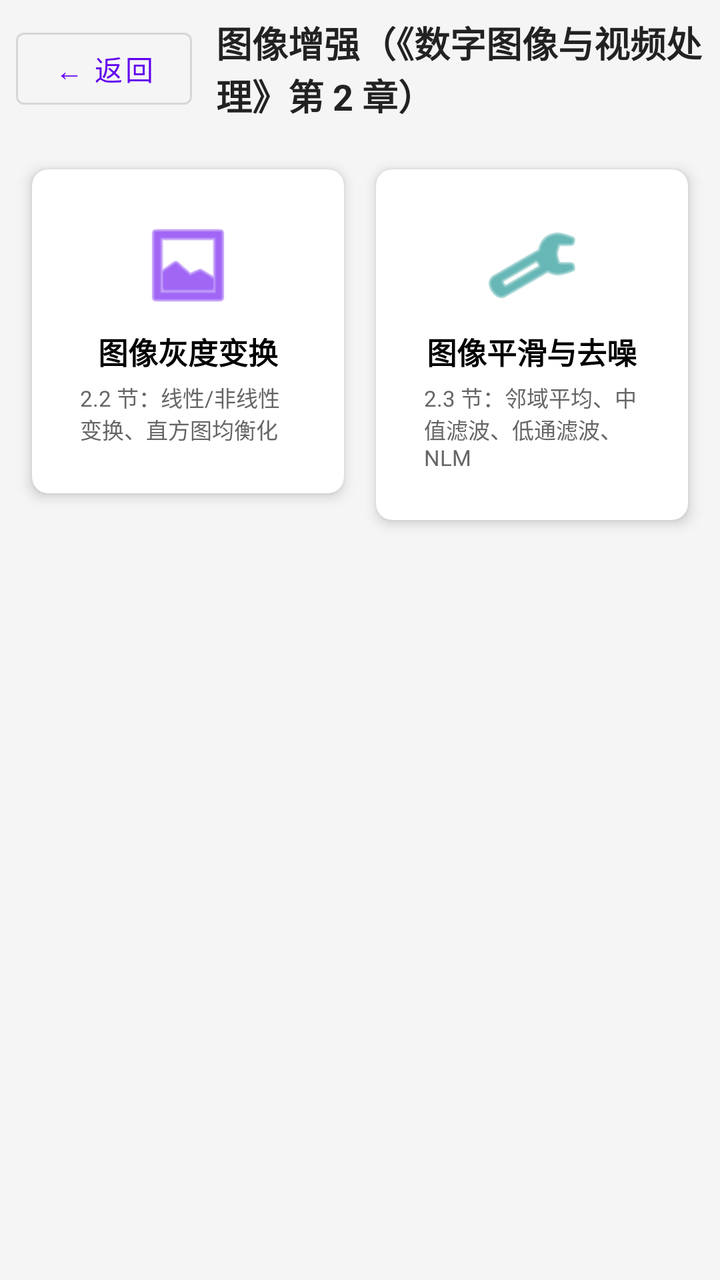
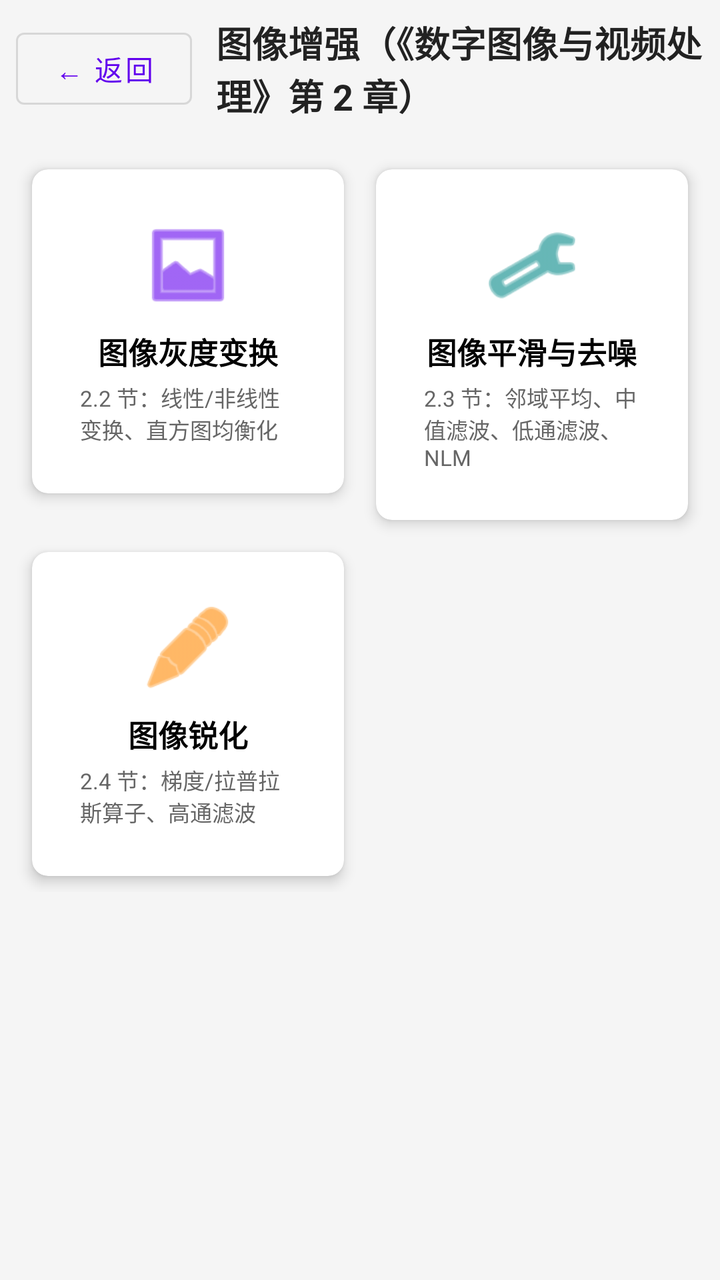

Screens rendered from an Android XML layout before and after an edit, with the pre-edit source and the edit as a unified diff.
<!-- AndroidManifest.xml: application theme Theme.OpencvProcessing -->
<!-- res/layout/fragment_image_enhance_layout.xml -->
<?xml version="1.0" encoding="utf-8"?>
<androidx.core.widget.NestedScrollView xmlns:android="http://schemas.android.com/apk/res/android"
    xmlns:app="http://schemas.android.com/apk/res-auto"
    xmlns:tools="http://schemas.android.com/tools"
    android:layout_width="match_parent"
    android:layout_height="match_parent"
    android:background="#F5F5F5">

    <androidx.constraintlayout.widget.ConstraintLayout
        android:layout_width="match_parent"
        android:layout_height="wrap_content"
        android:padding="8dp">

        
        <LinearLayout
            android:id="@+id/ll_title_bar"
            android:layout_width="match_parent"
            android:layout_height="wrap_content"
            android:gravity="center_vertical"
            android:orientation="horizontal"
            app:layout_constraintTop_toTopOf="parent">

            <com.google.android.material.button.MaterialButton
                android:id="@+id/btn_back"
                style="@style/Widget.MaterialComponents.Button.OutlinedButton"
                android:layout_width="wrap_content"
                android:layout_height="wrap_content"
                android:text="← 返回"
                android:textAllCaps="false"
                tools:ignore="HardcodedText" />

            <TextView
                android:layout_width="0dp"
                android:layout_height="wrap_content"
                android:layout_marginStart="12dp"
                android:layout_weight="1"
                android:text="图像增强（《数字图像与视频处理》第 2 章）"
                android:textColor="#222222"
                android:textSize="18sp"
                android:textStyle="bold"
                tools:ignore="HardcodedText" />
        </LinearLayout>

        <GridLayout
            android:layout_width="match_parent"
            android:layout_height="wrap_content"
            android:layout_marginTop="16dp"
            android:columnCount="2"
            android:alignmentMode="alignMargins"
            android:columnOrderPreserved="false"
            app:layout_constraintTop_toBottomOf="@id/ll_title_bar">

            
            <com.google.android.material.card.MaterialCardView
                android:layout_width="0dp"
                android:layout_height="wrap_content"
                android:layout_columnWeight="1"
                android:layout_margin="8dp"
                app:cardCornerRadius="8dp"
                app:cardElevation="4dp">

                <LinearLayout
                    android:id="@+id/btn_gray_transform"
                    android:layout_width="match_parent"
                    android:layout_height="match_parent"
                    android:gravity="center"
                    android:orientation="vertical"
                    android:padding="24dp"
                    android:clickable="true"
                    android:focusable="true"
                    android:background="?attr/selectableItemBackground">

                    <ImageView
                        android:layout_width="48dp"
                        android:layout_height="48dp"
                        android:src="@android:drawable/ic_menu_gallery"
                        android:contentDescription="图像灰度变换"
                        app:tint="@color/purple_500"
                        tools:ignore="HardcodedText" />

                    <TextView
                        android:layout_width="wrap_content"
                        android:layout_height="wrap_content"
                        android:layout_marginTop="8dp"
                        android:text="图像灰度变换"
                        android:textColor="#000000"
                        android:textSize="15sp"
                        android:textStyle="bold"
                        tools:ignore="HardcodedText" />

                    <TextView
                        android:layout_width="wrap_content"
                        android:layout_height="wrap_content"
                        android:layout_marginTop="4dp"
                        android:text="2.2 节：线性/非线性变换、直方图均衡化"
                        android:textColor="#666666"
                        android:textSize="11sp"
                        tools:ignore="HardcodedText" />
                </LinearLayout>
            </com.google.android.material.card.MaterialCardView>

            
            <com.google.android.material.card.MaterialCardView
                android:layout_width="0dp"
                android:layout_height="wrap_content"
                android:layout_columnWeight="1"
                android:layout_margin="8dp"
                app:cardCornerRadius="8dp"
                app:cardElevation="4dp">

                <LinearLayout
                    android:id="@+id/btn_smooth_denoise"
                    android:layout_width="match_parent"
                    android:layout_height="match_parent"
                    android:gravity="center"
                    android:orientation="vertical"
                    android:padding="24dp"
                    android:clickable="true"
                    android:focusable="true"
                    android:background="?attr/selectableItemBackground">

                    <ImageView
                        android:layout_width="48dp"
                        android:layout_height="48dp"
                        android:src="@android:drawable/ic_menu_manage"
                        android:contentDescription="图像平滑与去噪"
                        app:tint="@color/teal_700"
                        tools:ignore="HardcodedText" />

                    <TextView
                        android:layout_width="wrap_content"
                        android:layout_height="wrap_content"
                        android:layout_marginTop="8dp"
                        android:text="图像平滑与去噪"
                        android:textColor="#000000"
                        android:textSize="15sp"
                        android:textStyle="bold"
                        tools:ignore="HardcodedText" />

                    <TextView
                        android:layout_width="wrap_content"
                        android:layout_height="wrap_content"
                        android:layout_marginTop="4dp"
                        android:text="2.3 节：邻域平均、中值滤波、低通滤波、NLM"
                        android:textColor="#666666"
                        android:textSize="11sp"
                        tools:ignore="HardcodedText" />
                </LinearLayout>
            </com.google.android.material.card.MaterialCardView>

        </GridLayout>

    </androidx.constraintlayout.widget.ConstraintLayout>
</androidx.core.widget.NestedScrollView>
<!-- resources referenced by this layout -->
<resources>
  <color name="purple_500">#FF6200EE</color>
  <color name="teal_700">#FF018786</color>
  <style name="Theme.OpencvProcessing" parent="Theme.MaterialComponents.DayNight.DarkActionBar">
          
          <item name="colorPrimary">@color/purple_500</item>
          <item name="colorPrimaryVariant">@color/purple_700</item>
          <item name="colorOnPrimary">@color/white</item>
          
          <item name="colorSecondary">@color/teal_200</item>
          <item name="colorSecondaryVariant">@color/teal_700</item>
          <item name="colorOnSecondary">@color/black</item>
          
          <item name="android:statusBarColor">?attr/colorPrimaryVariant</item>
          
      </style>
  <color name="purple_700">#FF3700B3</color>
  <color name="white">#FFFFFFFF</color>
  <color name="teal_200">#FF03DAC5</color>
  <color name="black">#FF000000</color>
</resources>

<!-- the commit's change to res/layout/fragment_image_enhance_layout.xml (unified diff, before → after) -->
@@ -148,6 +148,55 @@
                 </LinearLayout>
             </com.google.android.material.card.MaterialCardView>
 
+            
+            <com.google.android.material.card.MaterialCardView
+                android:layout_width="0dp"
+                android:layout_height="wrap_content"
+                android:layout_columnWeight="1"
+                android:layout_margin="8dp"
+                app:cardCornerRadius="8dp"
+                app:cardElevation="4dp">
+
+                <LinearLayout
+                    android:id="@+id/btn_sharpen"
+                    android:layout_width="match_parent"
+                    android:layout_height="match_parent"
+                    android:gravity="center"
+                    android:orientation="vertical"
+                    android:padding="24dp"
+                    android:clickable="true"
+                    android:focusable="true"
+                    android:background="?attr/selectableItemBackground">
+
+                    <ImageView
+                        android:layout_width="48dp"
+                        android:layout_height="48dp"
+                        android:src="@android:drawable/ic_menu_edit"
+                        android:contentDescription="图像锐化"
+                        app:tint="@android:color/holo_orange_dark"
+                        tools:ignore="HardcodedText" />
+
+                    <TextView
+                        android:layout_width="wrap_content"
+                        android:layout_height="wrap_content"
+                        android:layout_marginTop="8dp"
+                        android:text="图像锐化"
+                        android:textColor="#000000"
+                        android:textSize="15sp"
+                        android:textStyle="bold"
+                        tools:ignore="HardcodedText" />
+
+                    <TextView
+                        android:layout_width="wrap_content"
+                        android:layout_height="wrap_content"
+                        android:layout_marginTop="4dp"
+                        android:text="2.4 节：梯度/拉普拉斯算子、高通滤波"
+                        android:textColor="#666666"
+                        android:textSize="11sp"
+                        tools:ignore="HardcodedText" />
+                </LinearLayout>
+            </com.google.android.material.card.MaterialCardView>
+
         </GridLayout>
 
     </androidx.constraintlayout.widget.ConstraintLayout>
